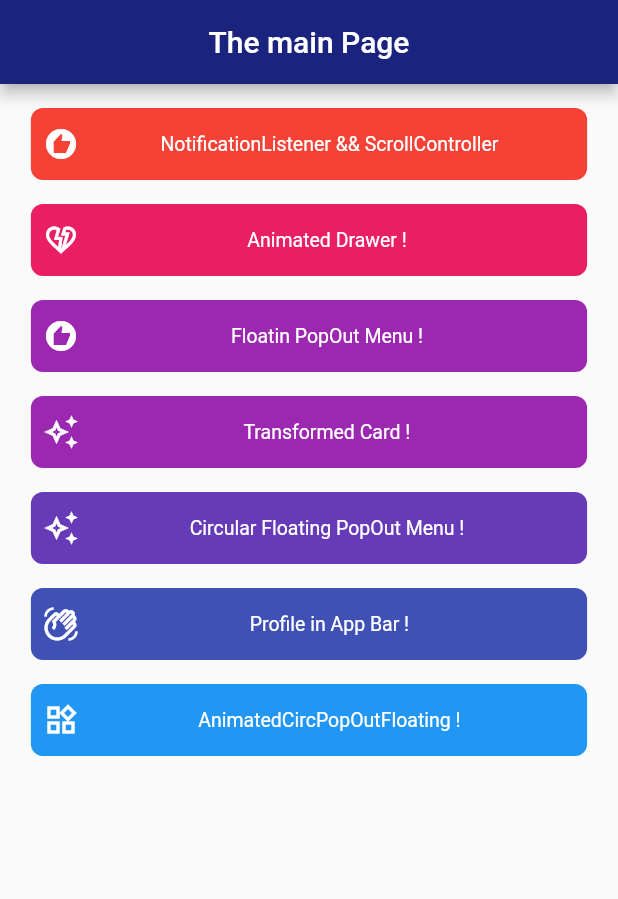
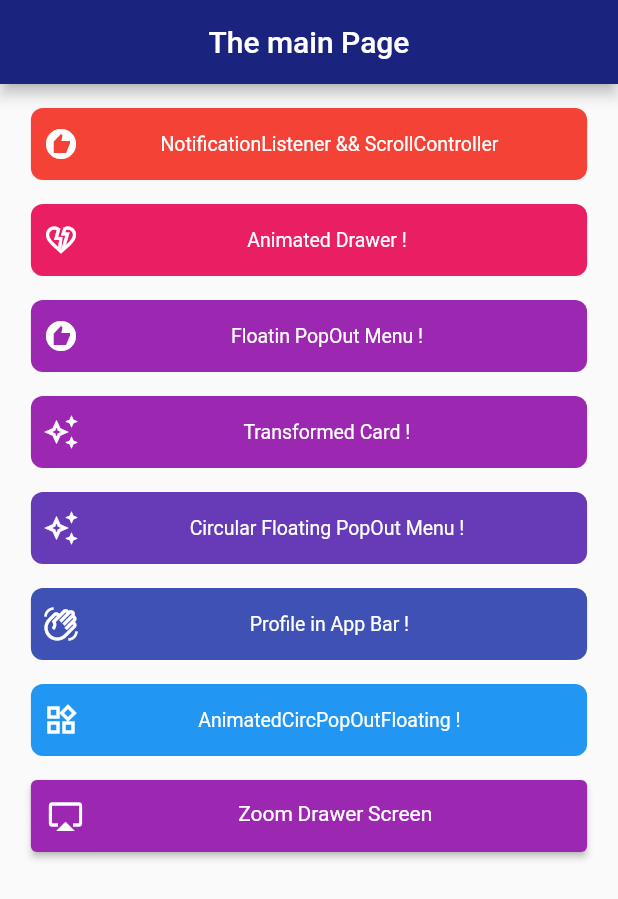
Before and after one commit to MahanaElbana/flutter_repository, a Flutter app: the screen it shows after launch, on a phone screen of 412 x 824 dp. Shown: the top 899 px of the screen. Run offline on Flutter 3.47's test engine with Material 2 defaults, Android fonts, the phone set to English and light mode, and no system bars; our stand-ins replace flutter_zoom_drawer.

Commit message:
handle navigation

```diff
--- a/lib/core/components/navigation.dart
+++ /dev/null
@@ -1,50 +0,0 @@
-import 'package:flutter/material.dart';
-import '../constants/constant_strings.dart';
-
-class ButtonNavigator extends StatelessWidget {
-  final String textString;
-  final String screenName;
-  final Color? hoverColor;
-  final Color? backgroundColor;
-
-  const ButtonNavigator({
-    Key? key,
-    required this.textString,
-    required this.screenName,
-    this.hoverColor,
-    this.backgroundColor,
-  }) : super(key: key);
-  @override
-  Widget build(BuildContext context) {
-    return Padding(
-      padding: const EdgeInsets.all(8.0),
-      child: ElevatedButton(
-        // =============== Boutton style ======================//
-        style: ButtonStyle(
-          backgroundColor: MaterialStateProperty.resolveWith<Color?>(
-            (Set<MaterialState> states) {
-              if (states.contains(MaterialState.hovered)) {
-                return hoverColor ?? Colors.red;
-              }
-
-              return backgroundColor ?? Colors.purple;
-            },
-          ),
-        ),
-        // =============== Boutton style ======================//
-        onPressed: () => Navigator.pushNamed(context, screenName),
-        child: Container(
-          margin: const EdgeInsets.all(12.0),
-          alignment: Alignment.center,
-          width: MediaQuery.of(context).size.width * 0.8,
-          height: 38.0,
-          child: Text(textString,
-              style: const TextStyle(
-                  fontSize: 20.0,
-                  fontWeight: FontWeight.normal,
-                  fontFamily: FontsApp.fontFamily)),
-        ),
-      ),
-    );
-  }
-}
--- a/lib/core/widgets/custom_button.dart
+++ b/lib/core/components/navigator_route_button/custom_button.dart
@@ -1,5 +1,5 @@
 import 'package:flutter/material.dart';
-import 'package:flutter_repository/core/widgets/app_navigator_functions.dart';
+import 'package:flutter_repository/core/components/navigator_route_button/app_navigator_functions.dart';
 import 'package:flutter_repository/views/animated_circ_pop_out_floating.dart';
 import 'package:flutter_repository/views/animated_drawer.dart';
 import 'package:flutter_repository/views/circlura_floating_pop_out_menu.dart';
--- /dev/null
+++ b/lib/core/components/navigator_route_button/navigation.dart
@@ -0,0 +1,87 @@
+import 'package:flutter/material.dart';
+import 'package:flutter_repository/core/components/navigator_route_button/route_page.dart';
+import '../../constants/constant_strings.dart';
+
+class ButtonNavigatorOne extends StatelessWidget {
+  final String textString;
+  final String screenName;
+  final Color? hoverColor;
+  final Color? backgroundColor;
+  final IconData? iconData;
+
+  const ButtonNavigatorOne({
+    super.key,
+    required this.textString,
+    required this.screenName,
+    this.hoverColor,
+    this.backgroundColor,
+    this.iconData,
+  });
+  @override
+  Widget build(BuildContext context) {
+    return Padding(
+      padding: const EdgeInsets.all(8.0),
+      child: ElevatedButton(
+        // =============== Boutton style ======================//
+        style: ButtonStyle(
+            backgroundColor: MaterialStateProperty.resolveWith<Color?>(
+          (Set<MaterialState> states) {
+            if (states.contains(MaterialState.hovered)) {
+              return hoverColor ?? Colors.red;
+            }
+
+            return backgroundColor ?? Colors.purple;
+          },
+        ),
+            // --------------  maximumSize --------------//
+            maximumSize:
+                MaterialStateProperty.resolveWith<Size>((Set<MaterialState> states) {
+          return Size(MediaQuery.of(context).size.width * 0.90, 48.0);
+        }),
+
+            // --------------  padding --------------//
+            padding: MaterialStateProperty.resolveWith<EdgeInsetsGeometry>(
+                (Set<MaterialState> states) {
+          return const EdgeInsets.only(left: 11);
+        })
+            // --------------  padding --------------//
+            ),
+        // =============== Boutton style ======================//
+        onPressed: () => Navigator.pushNamed(context, screenName),
+        child: Container(
+          alignment: Alignment.center,
+          child: Row(
+            children: [
+              Icon(
+                iconData ?? Icons.airplay,
+                color: Colors.white,
+              ),
+              Expanded(
+                child: Center(
+                  child: Text(textString,
+                      style: const TextStyle(
+                          fontSize: 14.0,
+                          fontWeight: FontWeight.normal,
+                          fontFamily: FontsApp.fontFamily)),
+                ),
+              ),
+            ],
+          ),
+        ),
+      ),
+    );
+  }
+}
+
+// =============   Navigation list ============================//
+
+List<ButtonNavigatorOne> screenListsOne(BuildContext context) {
+  return [
+    // -----------  Zoom Drawer Screen ---------------//
+    const ButtonNavigatorOne(
+      textString: "Zoom Drawer Screen",
+      screenName: AppScreenName.zoomDrawerScreen,
+    ),
+    // -----------  AnimatedCircPopOutFloating ! ---------------//
+  ];
+}
--- a/lib/core/components/route_page.dart
+++ b/lib/core/components/navigator_route_button/route_page.dart
@@ -1,14 +1,22 @@
 import 'package:flutter/material.dart';
-
-import 'package:flutter_repository/core/constants/constant_strings.dart';
 import 'package:flutter_repository/views/zoom_drawer_ext_pack.dart';
 import 'package:flutter_repository/list_card_animation/list_card_animation.dart';
 import 'package:flutter_repository/list_card_animation/sub_list_card.dart';
 import 'package:flutter_repository/transform/transform_one.dart';
 
-import '../../home_screen.dart';
+import '../../../home_screen.dart';
 
 
+// ---------------------- the first step ----------------------//
+class AppScreenName{
+static const String homeSearch = '/homeSearch';
+static const String zoomDrawerScreen = '/zoomdrawerScreen';
+static const String  cardListAnimation = '/cardListAnimation';
+static const String  subCategories = '/subCategories';
+static const String transformOne = '/transformOne';
+}
+
+// ---------------------- the second step ----------------------//
 class AppRoutePage {
   static Route? onRoutePage(RouteSettings setting) {
     switch (setting.name) {
@@ -17,22 +25,22 @@ class AppRoutePage {
           builder: (_) => const HomeScreen(),
         );
 
-      case ScreenName.drawerScreen:
+      case AppScreenName.zoomDrawerScreen:
         return MaterialPageRoute(
           builder: (_) => const ZoomDrawerScreen(),
         );
 
-      case ScreenName.cardListAnimation:
+      case AppScreenName.cardListAnimation:
         return MaterialPageRoute(
           builder: (_) => const CardListAnimation(),
         );
 
-      case ScreenName.subCategories:
+      case AppScreenName.subCategories:
         return MaterialPageRoute(
           builder: (_) => const SubCategories(),
         );
 
-      case ScreenName.transformOne:
+      case AppScreenName.transformOne:
         return MaterialPageRoute(
           builder: (_) => const TransformOne(),
         );
--- a/lib/core/constants/constant_strings.dart
+++ b/lib/core/constants/constant_strings.dart
@@ -1,12 +1,5 @@
 
-class ScreenName{
 
-static const String homeSearch = '/homeSearch';
-static const String drawerScreen = '/drawerScreen';
-static const String  cardListAnimation = '/cardListAnimation';
-static const String  subCategories = '/subCategories';
-static const String transformOne = '/transformOne';
-}
 
 
 class FontsApp{
--- a/lib/home_screen.dart
+++ b/lib/home_screen.dart
@@ -1,5 +1,6 @@
 import 'package:flutter/material.dart';
-import 'package:flutter_repository/core/widgets/custom_button.dart';
+import 'package:flutter_repository/core/components/navigator_route_button/custom_button.dart';
+import 'package:flutter_repository/core/components/navigator_route_button/navigation.dart';
 
 
 class HomeScreen extends StatefulWidget {
@@ -30,8 +31,15 @@ class _HomeScreenState extends State<HomeScreen> {
           //   ...allAlgorithms(context)
           // ]
 
-         children: screenLists(context),
+          // children: screenLists(context),
+          children: [
+            // ============ the first method ===========//
+            ...screenLists(context),
+            ...screenListsOne(context),
+            // ============ the second method ===========//
+            // ============ the end  ===========//
 
+            ],
 
         ),
       ),
--- a/lib/main.dart
+++ b/lib/main.dart
@@ -1,6 +1,6 @@
 import 'package:flutter/material.dart';
 import 'package:flutter_repository/core/components/app_theme.dart';
-import 'package:flutter_repository/core/components/route_page.dart';
+import 'package:flutter_repository/core/components/navigator_route_button/route_page.dart';
 import 'package:flutter_repository/list_card_animation/list_card_animation.dart';
 
 void main() {
```
Also changed, not shown: lib/core/components/navigator_route_button/app_navigator_functions.dart (renamed from lib/core/widgets/app_navigator_functions.dart).
